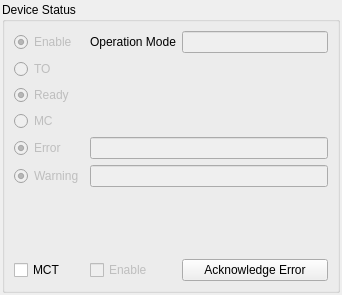
First picture: the form in source/wnd/h2status.ui, repository ww4u/mct-t4, before the edit.
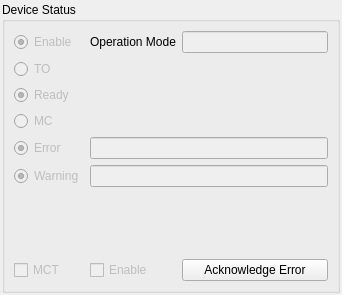
Second picture: the form after the edit.

Patch:
```diff
--- a/source/wnd/h2status.ui
+++ b/source/wnd/h2status.ui
@@ -135,6 +135,9 @@
       </item>
       <item row="7" column="0">
        <widget class="QCheckBox" name="chkMct">
+        <property name="enabled">
+         <bool>false</bool>
+        </property>
         <property name="text">
          <string>MCT</string>
         </property>
```
